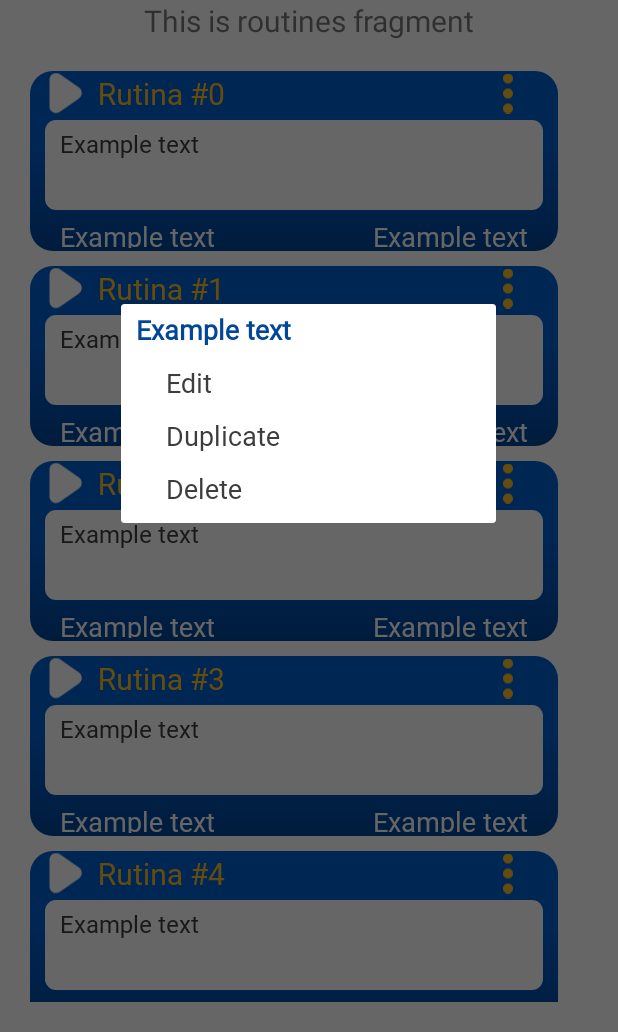
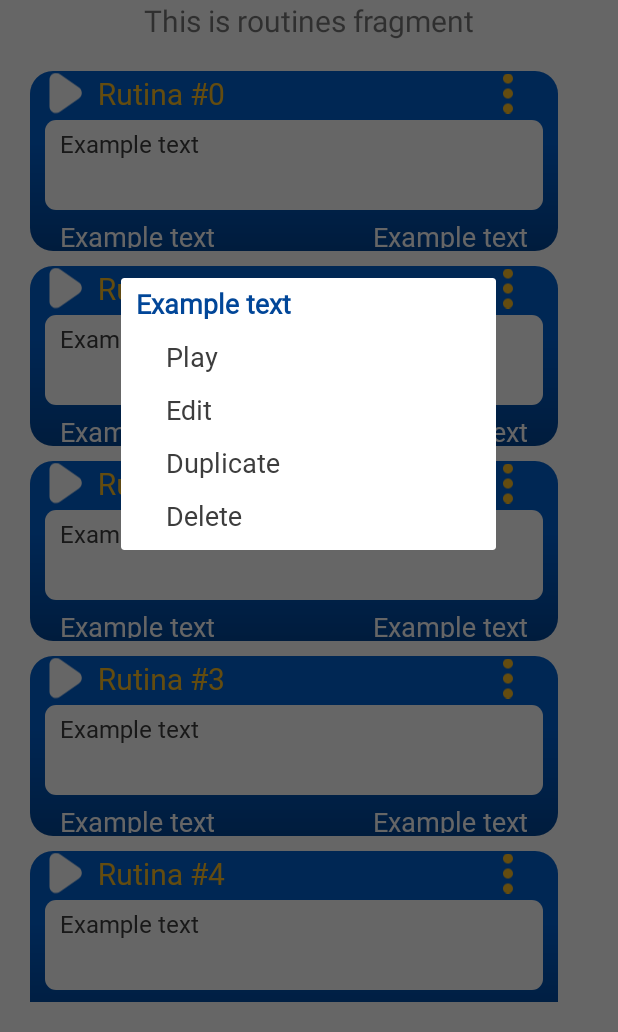
Before and after one commit to CotaVilla/Home-Workout-App, an Android app: the screen it shows after launch (StartActivity), after a tap on an icon or button, on a phone screen of 412 x 824 dp, the part 204-1236 px from its top. Run offline under Robolectric (Android 15) with nearby library versions, the phone set to English and light mode, and no system bars; our stand-ins replace navigation-ui; Roboto replaces fonts that are not available here; 1 statement that could not run was skipped.

Commit message:
Fixed custom dialog to show the correct options in rutines and created events for the buttons.

```diff
--- a/app/src/main/java/com/example/homeworkoutapp/ui/RutineList.java
+++ b/app/src/main/java/com/example/homeworkoutapp/ui/RutineList.java
@@ -105,19 +105,45 @@ public class RutineList extends RecyclerView.Adapter<RutineList.Rutine>{
                     Dialog dialog = new Dialog(context);
                     dialog.setContentView(R.layout.options_rutine);
 
-                /*dialog.setTitle("Title");
+                    TextView option_title = dialog.findViewById(R.id.excercise_options_title);
+                    TextView option_play = dialog.findViewById(R.id.rutine_option_play);
+                    TextView option_edit = dialog.findViewById(R.id.rutine_option_edit);
+                    TextView option_duplicate = dialog.findViewById(R.id.rutine_option_duplicate);
+                    TextView option_delete = dialog.findViewById(R.id.rutine_option_delete);
 
+                    option_title.setText("Opciones > "+name);
 
-                ImageView image = (ImageView) dialog.findViewById(R.id.image);
-                image.setImageResource(R.drawable.ic_launcher);
+                    // play click event
+                    option_play.setOnClickListener(new View.OnClickListener() {
+                        @Override
+                        public void onClick(View v) {
 
+                        }
+                    });
 
-                dialogButton.setOnClickListener(new View.OnClickListener() {
-                    @Override
-                    public void onClick(View v) {
-                        dialog.dismiss();
-                    }
-                });*/
+                    // edit click event
+                    option_edit.setOnClickListener(new View.OnClickListener() {
+                        @Override
+                        public void onClick(View v) {
+
+                        }
+                    });
+
+                    // duplicate click event
+                    option_duplicate.setOnClickListener(new View.OnClickListener() {
+                        @Override
+                        public void onClick(View v) {
+
+                        }
+                    });
+
+                    // option_delete click event
+                    option_delete.setOnClickListener(new View.OnClickListener() {
+                        @Override
+                        public void onClick(View v) {
+
+                        }
+                    });
 
                     dialog.show();
                 }
--- a/app/src/main/res/layout/options_rutine.xml
+++ b/app/src/main/res/layout/options_rutine.xml
@@ -4,13 +4,14 @@
 android:background="@drawable/white_container_big_corners"
 android:layout_width="250dp"
 android:layout_height="wrap_content"
-    android:orientation="vertical">
+android:orientation="vertical"
+android:weightSum="5">
 <RelativeLayout
     android:layout_width="match_parent"
     android:layout_height="40dp">
 
     <TextView
-            android:id="@+id/excercise_options_title"
+        android:id="@+id/rutine_options_title"
         android:layout_width="match_parent"
         android:layout_height="30dp"
         android:layout_centerVertical="true"
@@ -24,7 +25,16 @@
     android:orientation="vertical">
 
     <TextView
-            android:id="@+id/excercise_option_edit"
+        android:id="@+id/rutine_option_play"
+        android:layout_width="wrap_content"
+        android:layout_height="30dp"
+        android:layout_marginLeft="30dp"
+        android:layout_marginBottom="5dp"
+        android:text="Play"
+        android:textAppearance="@style/options_content" />
+
+    <TextView
+        android:id="@+id/rutine_option_edit"
         android:layout_width="wrap_content"
         android:layout_height="30dp"
         android:layout_marginLeft="30dp"
@@ -32,7 +42,7 @@
         android:text="Edit"
         android:textAppearance="@style/options_content" />
     <TextView
-            android:id="@+id/excercise_option_duplicate"
+        android:id="@+id/rutine_option_duplicate"
         android:layout_width="wrap_content"
         android:layout_height="30dp"
         android:layout_marginLeft="30dp"
--- a/app/src/main/res/layout/options_rutine_excersice.xml
+++ b/app/src/main/res/layout/options_rutine_excersice.xml
@@ -4,8 +4,7 @@
     android:background="@drawable/white_container_big_corners"
     android:layout_width="250dp"
     android:layout_height="wrap_content"
-    android:orientation="vertical"
-    android:weightSum="5">
+    android:orientation="vertical">
     <RelativeLayout
         android:layout_width="match_parent"
         android:layout_height="40dp">
@@ -23,15 +22,6 @@
         android:layout_width="match_parent"
         android:layout_height="match_parent"
         android:orientation="vertical">
-
-        <TextView
-            android:id="@+id/rutine_option_play"
-            android:layout_width="wrap_content"
-            android:layout_height="30dp"
-            android:layout_marginLeft="30dp"
-            android:layout_marginBottom="5dp"
-            android:text="Play"
-            android:textAppearance="@style/options_content" />
 
         <TextView
             android:id="@+id/rutine_option_edit"
```
Lines whose indentation alone changed are shown as unchanged.
